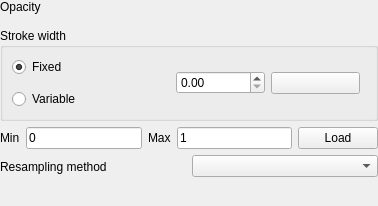
Above: src/ui/mesh/qgsmeshrendererscalarsettingswidgetbase.ui from qgis/QGIS before the change. Below: the same form after it.
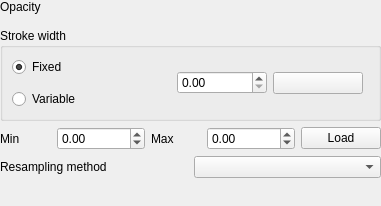
That is the form after the change. Custom widgets are drawn as their Qt base class.

```diff
--- a/src/ui/mesh/qgsmeshrendererscalarsettingswidgetbase.ui
+++ b/src/ui/mesh/qgsmeshrendererscalarsettingswidgetbase.ui
@@ -6,7 +6,7 @@
    <rect>
     <x>0</x>
     <y>0</y>
-    <width>378</width>
+    <width>381</width>
     <height>206</height>
    </rect>
   </property>
@@ -136,9 +136,12 @@
       </widget>
      </item>
      <item>
-      <widget class="QLineEdit" name="mScalarMinLineEdit">
-       <property name="text">
-        <string>0</string>
+      <widget class="QgsDoubleSpinBox" name="mScalarMinSpinBox">
+       <property name="minimum">
+        <double>-10000000000000.000000000000000</double>
+       </property>
+       <property name="maximum">
+        <double>10000000000000.000000000000000</double>
        </property>
       </widget>
      </item>
@@ -150,9 +153,12 @@
       </widget>
      </item>
      <item>
-      <widget class="QLineEdit" name="mScalarMaxLineEdit">
-       <property name="text">
-        <string>1</string>
+      <widget class="QgsDoubleSpinBox" name="mScalarMaxSpinBox">
+       <property name="minimum">
+        <double>-10000000000000.000000000000000</double>
+       </property>
+       <property name="maximum">
+        <double>10000000000000.000000000000000</double>
        </property>
       </widget>
      </item>
```
Left out of the diff: 2 changed lines with no effect on the pictures.
